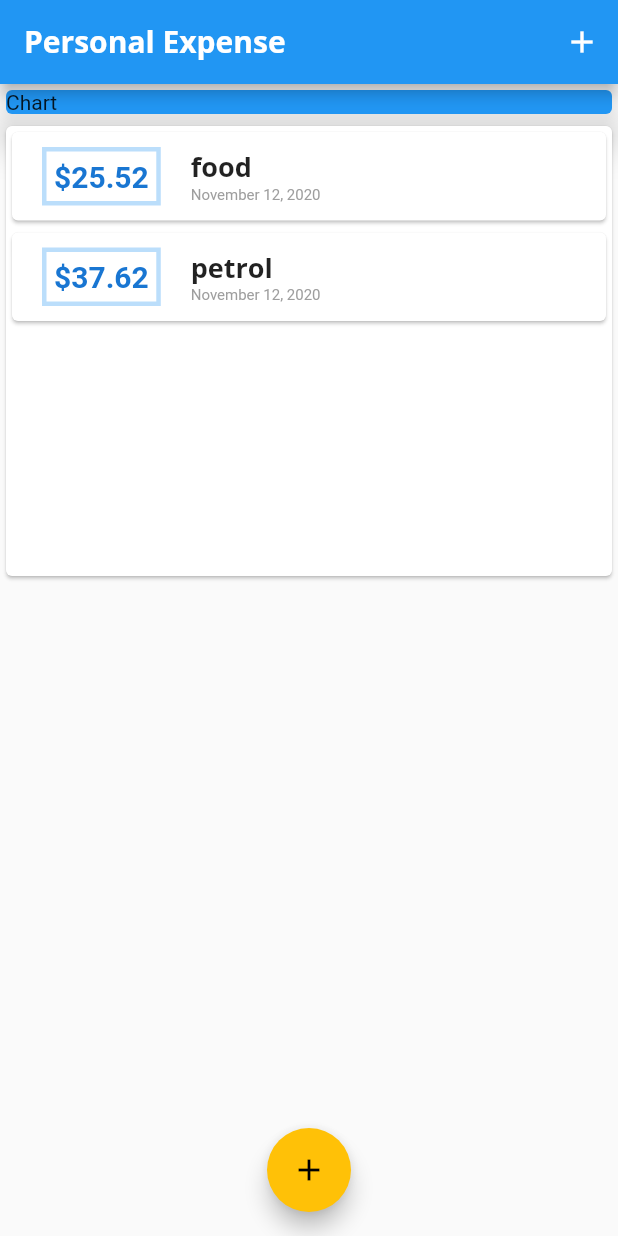
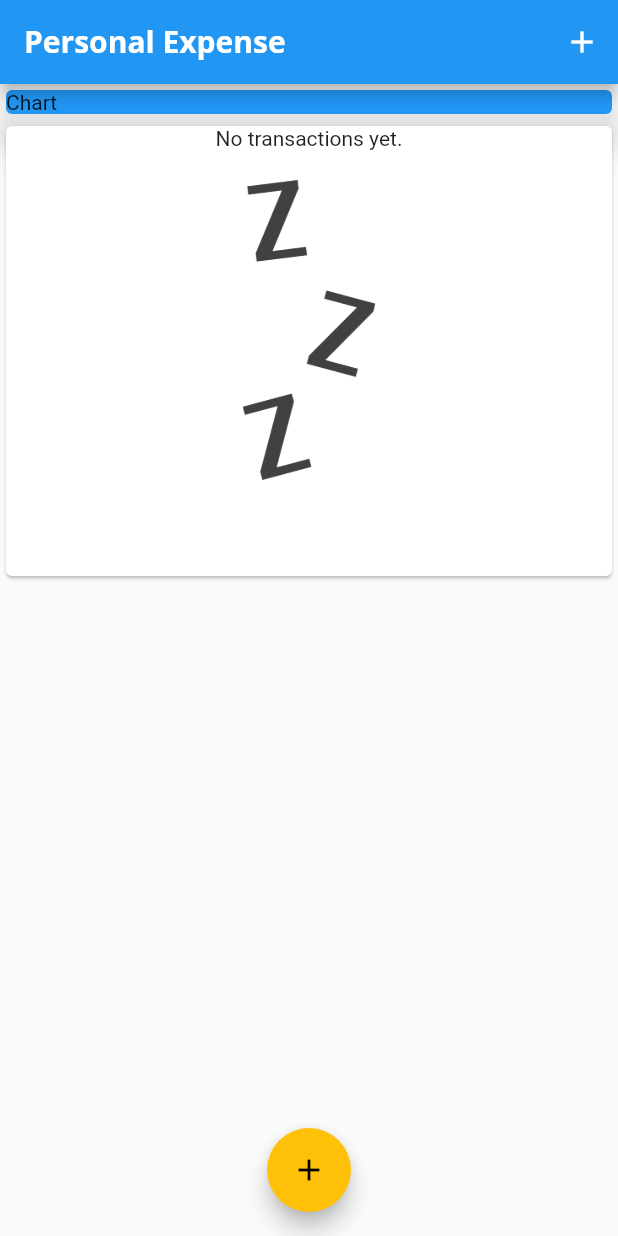
Before and after one commit to ychlgxbh/Learning, a Flutter app: the screen it shows after launch, on a phone screen of 412 x 824 dp. Run offline on Flutter 3.47's test engine with Material 2 defaults, Android fonts, the phone set to English and light mode, and no system bars.

Commit message:
add a loading image when no transactions has been recorded

```diff
--- a/personal_expense/lib/Widget/transactionList.dart
+++ b/personal_expense/lib/Widget/transactionList.dart
@@ -10,13 +10,30 @@ class TransactionList extends StatelessWidget {
   Widget build(BuildContext context) {
     return Container(
       height: 300,
-      child: ListView.builder(
+      child: _transactions.isEmpty
+          ? Column(
+              children: <Widget>[
+                Text('No transactions yet.'),
+                SizedBox(
+                  height: 20,
+                ),
+                Container(
+                  height: 200,
+                  child: Image.asset(
+                    'assets/images/waiting.png',
+                    fit: BoxFit.cover,
+                  ),
+                ),
+              ],
+            )
+          : ListView.builder(
               itemBuilder: (context, index) {
                 return Card(
                   child: Row(
                     children: <Widget>[
                       Container(
-                  margin: EdgeInsets.symmetric(horizontal: 20, vertical: 10),
+                        margin:
+                            EdgeInsets.symmetric(horizontal: 20, vertical: 10),
                         padding: EdgeInsets.all(5),
                         decoration: BoxDecoration(
                           border: Border.all(
@@ -44,7 +61,8 @@ class TransactionList extends StatelessWidget {
                           ),
                           Container(
                             child: Text(
-                        DateFormat('yMMMMd').format(_transactions[index].date),
+                              DateFormat('yMMMMd')
+                                  .format(_transactions[index].date),
                               style: TextStyle(
                                 fontSize: 10,
                                 color: Colors.grey,
--- a/personal_expense/lib/main.dart
+++ b/personal_expense/lib/main.dart
@@ -58,18 +58,18 @@ class _MyHomePageState extends State<MyHomePage> {
   }
 
   final List<Transaction> _transactions = [
-    Transaction(
-      amount: 25.52,
-      title: 'food',
-      id: '1',
-      date: DateTime.now(),
-    ),
-    Transaction(
-      amount: 37.62,
-      title: 'petrol',
-      id: '2',
-      date: DateTime.now(),
-    ),
+    // Transaction(
+    //   amount: 25.52,
+    //   title: 'food',
+    //   id: '1',
+    //   date: DateTime.now(),
+    // ),
+    // Transaction(
+    //   amount: 37.62,
+    //   title: 'petrol',
+    //   id: '2',
+    //   date: DateTime.now(),
+    // ),
   ];
   void _addNewTransaction(String txTitle, double txAmount) {
     final tx = Transaction(
--- a/personal_expense/pubspec.yaml
+++ b/personal_expense/pubspec.yaml
@@ -45,8 +45,8 @@ flutter:
   uses-material-design: true
 
   # To add assets to your application, add an assets section, like this:
-  # assets:
-  #   - images/a_dot_burr.jpeg
+  assets:
+    - assets/images/waiting.png
   #   - images/a_dot_ham.jpeg
 
   # An image asset can refer to one or more resolution-specific "variants", see
```
Also changed, not shown: personal_expense/assets/images/waiting.png (added). Lines whose indentation alone changed are shown as unchanged.
